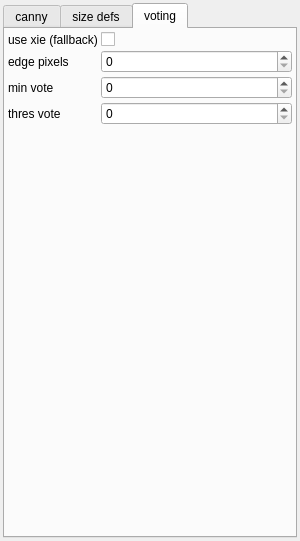
This is ImgAnalysisTracker/EllipseFitterParamsWidget.ui in BioroboticsLab/biotracker_beesbook as Qt 5 draws it before an edit. The edited form follows.
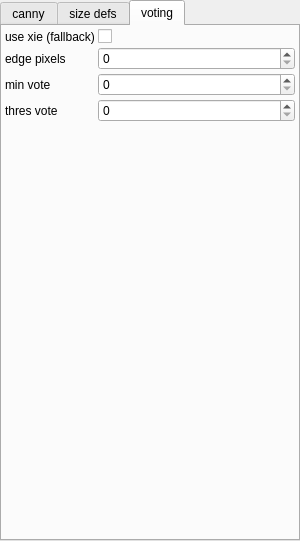
This is the edited form.

Commit message: More dense layout

Patch:
```diff
--- a/ImgAnalysisTracker/EllipseFitterParamsWidget.ui
+++ b/ImgAnalysisTracker/EllipseFitterParamsWidget.ui
@@ -15,19 +15,19 @@
   </property>
   <layout class="QVBoxLayout" name="verticalLayout">
    <property name="spacing">
-    <number>3</number>
+    <number>0</number>
    </property>
    <property name="leftMargin">
-    <number>3</number>
+    <number>0</number>
    </property>
    <property name="topMargin">
-    <number>3</number>
+    <number>0</number>
    </property>
    <property name="rightMargin">
-    <number>3</number>
+    <number>0</number>
    </property>
    <property name="bottomMargin">
-    <number>3</number>
+    <number>0</number>
    </property>
    <item>
     <widget class="QTabWidget" name="tabWidget">
```
The commit also changes 4 other files.
